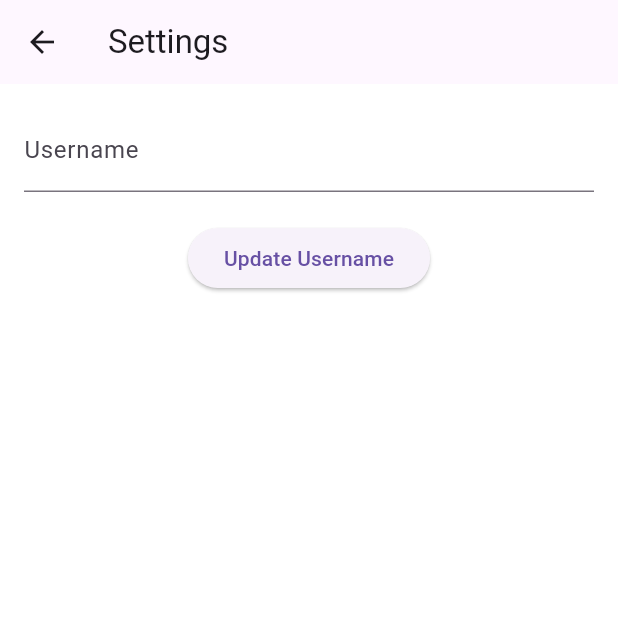
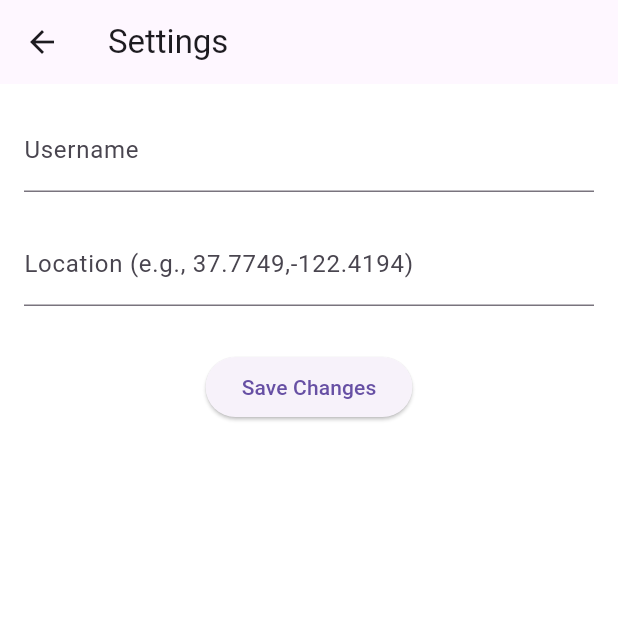
Before and after one commit to anguyen221/Weatherly, a Flutter app: the screen it shows once a user with an empty profile is signed in, after a tap on the "settings" icon, on a phone screen of 412 x 824 dp, the top half of it. Run offline on Flutter 3.47's test engine with Material 3 defaults, Android fonts, the phone set to English and light mode, and no system bars; our stand-ins replace cloud_firestore, firebase_auth, firebase_core, flutter_map, latlong2, location and 1 more; accounts and stored records are empty.

Commit message:
More major bug fixes..

```diff
--- a/lib/screens/home_screen.dart
+++ b/lib/screens/home_screen.dart
@@ -21,6 +21,7 @@ class _HomeScreenState extends State<HomeScreen> {
   Future<Map<String, String?>>? userDataFuture;
   int _selectedIndex = 0;
   String? _username;
+  String? _customLocation;
 
   @override
   void initState() {
@@ -44,13 +45,14 @@ class _HomeScreenState extends State<HomeScreen> {
           return {
             'username': doc['username'],
             'location': doc['location'],
+            'customLocation': doc['customLocation'],
           };
         }
       } catch (e) {
         print("Error loading user data: $e");
       }
     }
-    return {'username': null, 'location': null};
+    return {'username': null, 'location': null, 'customLocation': null};
   }
 
   void _logout() async {
@@ -69,7 +71,7 @@ class _HomeScreenState extends State<HomeScreen> {
     });
 
     final userData = await userDataFuture!;
-    final location = userData['location'];
+    final location = _customLocation ?? userData['customLocation'] ?? userData['location'];
     if (location == null) return;
 
     final coordinates = location.split(',');
@@ -111,6 +113,12 @@ class _HomeScreenState extends State<HomeScreen> {
     });
   }
 
+  void _updateLocation(String newLocation) {
+    setState(() {
+      _customLocation = newLocation;
+    });
+  }
+
   @override
   Widget build(BuildContext context) {
     return ValueListenableBuilder<String?>(
@@ -139,9 +147,13 @@ class _HomeScreenState extends State<HomeScreen> {
                     MaterialPageRoute(
                       builder: (_) => SettingsScreen(
                         onUsernameUpdated: _updateUsername,
+                        onLocationUpdated: _updateLocation,
                       ),
                     ),
                   );
+                  setState(() {
+                    userDataFuture = _loadUserData();
+                  });
                 },
               ),
               IconButton(
@@ -163,7 +175,7 @@ class _HomeScreenState extends State<HomeScreen> {
 
               final userData = snapshot.data;
               final username = _username ?? userData?['username'];
-              final location = userData?['location'];
+              final location = _customLocation ?? userData?['customLocation'] ?? userData?['location'];
 
               return Container(
                 decoration: AppThemes.getBackgroundDecoration(selectedTheme),
--- a/lib/screens/settings_screen.dart
+++ b/lib/screens/settings_screen.dart
@@ -5,42 +5,54 @@ import 'themes.dart';
 
 class SettingsScreen extends StatefulWidget {
   final Function(String) onUsernameUpdated;
+  final Function(String) onLocationUpdated;
 
-  const SettingsScreen({super.key, required this.onUsernameUpdated});
+  const SettingsScreen({
+    super.key,
+    required this.onUsernameUpdated,
+    required this.onLocationUpdated,
+  });
 
   @override
   State<SettingsScreen> createState() => _SettingsScreenState();
 }
 
 class _SettingsScreenState extends State<SettingsScreen> {
-  TextEditingController _usernameController = TextEditingController();
+  final TextEditingController _usernameController = TextEditingController();
+  final TextEditingController _locationController = TextEditingController();
   String? _userId;
 
   @override
   void initState() {
     super.initState();
     _userId = AuthService().currentUser?.uid;
-    _loadCurrentUsername();
+    _loadUserSettings();
   }
 
-  Future<void> _loadCurrentUsername() async {
+  Future<void> _loadUserSettings() async {
     if (_userId != null) {
       final doc = await FirebaseFirestore.instance.collection('users').doc(_userId).get();
       if (doc.exists && doc.data() != null) {
-        _usernameController.text = doc['username'] ?? '';
+        final data = doc.data()!;
+        _usernameController.text = data['username'] ?? '';
+        _locationController.text = data['customLocation'] ?? '';
       }
     }
   }
 
-  void _updateUsername() async {
+  Future<void> _updateSettings() async {
     final newUsername = _usernameController.text.trim();
-    if (newUsername.isNotEmpty && _userId != null) {
-      await FirebaseFirestore.instance
-          .collection('users')
-          .doc(_userId)
-          .update({'username': newUsername});
+    final newLocation = _locationController.text.trim();
+
+    if (_userId != null && newUsername.isNotEmpty) {
+      await FirebaseFirestore.instance.collection('users').doc(_userId).update({
+        'username': newUsername,
+        'customLocation': newLocation,
+      });
 
       widget.onUsernameUpdated(newUsername);
+      widget.onLocationUpdated(newLocation);
+
       if (mounted) {
         Navigator.pop(context);
       }
@@ -67,9 +79,16 @@ class _SettingsScreenState extends State<SettingsScreen> {
                     decoration: const InputDecoration(labelText: 'Username'),
                   ),
                   const SizedBox(height: 20),
+                  TextField(
+                    controller: _locationController,
+                    decoration: const InputDecoration(
+                      labelText: 'Location (e.g., 37.7749,-122.4194)',
+                    ),
+                  ),
+                  const SizedBox(height: 30),
                   ElevatedButton(
-                    onPressed: _updateUsername,
-                    child: const Text('Update Username'),
+                    onPressed: _updateSettings,
+                    child: const Text('Save Changes'),
                   ),
                 ],
               ),
```
